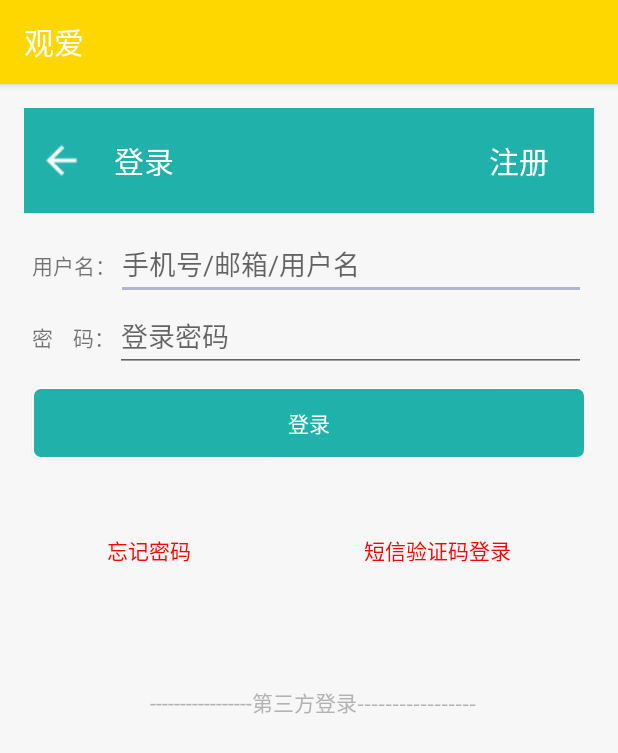
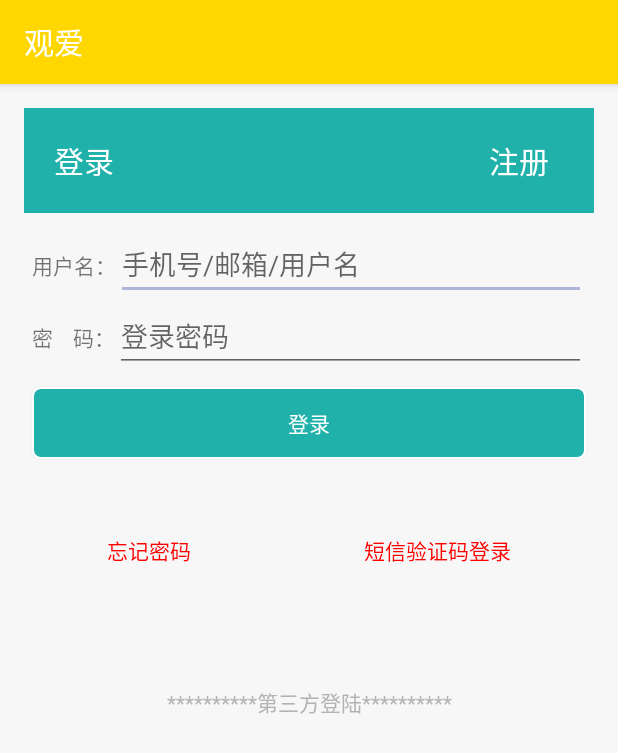
Before and after one commit to miasanm/LoveAndPeace, an Android app: the screen it shows after launch (LoginActivity), on a phone screen of 412 x 824 dp. Shown: the top 753 px of the screen. Run offline under Robolectric (Android 15) with nearby library versions, the phone set to English and light mode, and no system bars; our stand-ins replace ButterKnife.

```diff
--- a/app/src/main/res/layout/activity_login.xml
+++ b/app/src/main/res/layout/activity_login.xml
@@ -17,16 +17,6 @@
         android:layout_width="match_parent"
         android:layout_height="70dp"
         android:background="@color/color_minefragment_top" >
-        <ImageView
-            android:id="@+id/iv_loginactivity_back"
-            android:layout_width="30dp"
-            android:layout_height="30dp"
-            android:background="@drawable/ic_left_back"
-            android:layout_centerVertical="true"
-            android:layout_marginLeft="10dp"
-            android:clickable="true"
-            android:onClick="onClick"
-            />
 
         <TextView
             android:id="@+id/tv_loginactivity_login"
@@ -35,7 +25,6 @@
             android:text="登录"
             android:textColor="#fff"
             android:textSize="20dp"
-            android:layout_toRightOf="@+id/iv_loginactivity_back"
             android:layout_centerVertical="true"
             android:layout_marginLeft="20dp"
             />
@@ -170,11 +159,11 @@
         android:layout_alignParentEnd="true"
         android:layout_centerVertical="true"
         android:layout_marginVertical="30dp"
-        android:layout_marginStart="61dp"
+        android:layout_marginStart="1dp"
         android:layout_marginTop="77dp"
-        android:layout_marginEnd="56dp"
+        android:layout_marginEnd="1dp"
         android:gravity="center"
-        android:text="-----------------第三方登录-----------------"
+        android:text="**********第三方登陆**********"
         android:textColor="#B3B3B3" />
 
 </RelativeLayout>
--- a/app/src/main/res/layout/activity_regist.xml
+++ b/app/src/main/res/layout/activity_regist.xml
@@ -171,8 +171,8 @@
                 android:layout_alignParentStart="true"
                 android:layout_alignParentEnd="true"
                 android:layout_centerVertical="true"
-                android:layout_marginStart="108dp"
-                android:layout_marginEnd="110dp"
+                android:layout_marginStart="1dp"
+                android:layout_marginEnd="1dp"
                 android:text="注册即代表同意《用户协议》" />
         </RelativeLayout>
 
```
